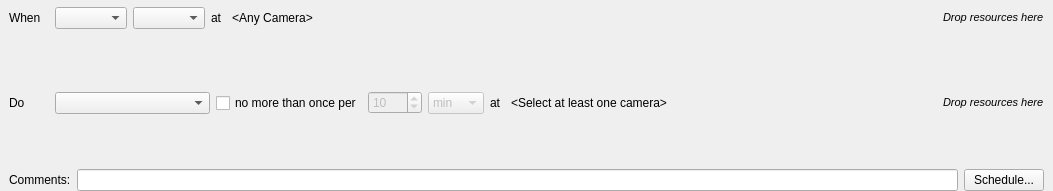
The window that client/src/ui/widgets/business/business_rule_widget.ui (networkoptix/nx_open) describes before a commit, drawn with Qt 5.
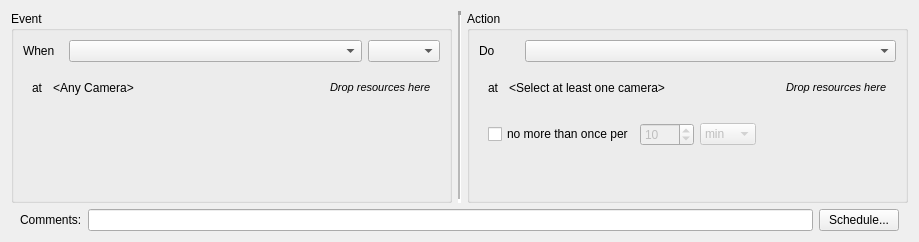
The same window after the commit.

Commit message:
Business rules dialog: redesigned advanced view
<==== Mercurial data ====>
Branch: master

```diff
--- a/client/src/ui/widgets/business/business_rule_widget.ui
+++ b/client/src/ui/widgets/business/business_rule_widget.ui
@@ -6,8 +6,8 @@
    <rect>
     <x>0</x>
     <y>0</y>
-    <width>1053</width>
-    <height>191</height>
+    <width>919</width>
+    <height>240</height>
    </rect>
   </property>
   <property name="acceptDrops">
@@ -16,28 +16,23 @@
   <property name="windowTitle">
    <string>Form</string>
   </property>
+  <layout class="QVBoxLayout" name="verticalLayout_3">
+   <item>
+    <layout class="QHBoxLayout" name="horizontalLayout_7" stretch="1,0,1">
+     <item>
+      <widget class="QGroupBox" name="eventDefinitionGroupBox">
+       <property name="acceptDrops">
+        <bool>true</bool>
+       </property>
+       <property name="title">
+        <string>Event</string>
+       </property>
   <layout class="QVBoxLayout" name="verticalLayout">
-   <property name="margin">
-    <number>0</number>
+        <property name="spacing">
+         <number>6</number>
    </property>
    <item>
-    <widget class="QFrame" name="eventDefinitionFrame">
-     <property name="minimumSize">
-      <size>
-       <width>0</width>
-       <height>30</height>
-      </size>
-     </property>
-     <property name="acceptDrops">
-      <bool>true</bool>
-     </property>
-     <layout class="QHBoxLayout" name="eventDefinitionLayout">
-      <property name="topMargin">
-       <number>0</number>
-      </property>
-      <property name="bottomMargin">
-       <number>0</number>
-      </property>
+         <layout class="QHBoxLayout" name="horizontalLayout_3" stretch="0,1,0">
       <item>
        <widget class="QLabel" name="eventDoLabel">
         <property name="minimumSize">
@@ -52,11 +47,7 @@
        </widget>
       </item>
       <item>
-       <widget class="QComboBox" name="eventTypeComboBox">
-        <property name="sizeAdjustPolicy">
-         <enum>QComboBox::AdjustToContents</enum>
-        </property>
-       </widget>
+           <widget class="QComboBox" name="eventTypeComboBox"/>
       </item>
       <item>
        <widget class="QComboBox" name="eventStatesComboBox">
@@ -68,6 +59,11 @@
         </property>
        </widget>
       </item>
+         </layout>
+        </item>
+        <item>
+         <widget class="QFrame" name="eventResourcesFrame">
+          <layout class="QHBoxLayout" name="eventResourceLayout">
       <item>
        <widget class="QLabel" name="eventAtLabel">
         <property name="acceptDrops">
@@ -89,7 +85,7 @@
        </widget>
       </item>
       <item>
-       <spacer name="eventSpacer">
+            <spacer name="horizontalSpacer">
         <property name="orientation">
          <enum>Qt::Horizontal</enum>
         </property>
@@ -136,23 +132,48 @@
     </widget>
    </item>
    <item>
-    <widget class="QFrame" name="actionDefinitionFrame">
-     <property name="minimumSize">
+         <spacer name="verticalSpacer">
+          <property name="orientation">
+           <enum>Qt::Vertical</enum>
+          </property>
+          <property name="sizeHint" stdset="0">
       <size>
-       <width>0</width>
-       <height>30</height>
-      </size>
-     </property>
+            <width>20</width>
+            <height>40</height>
+           </size>
+          </property>
+         </spacer>
+        </item>
+       </layout>
+      </widget>
+     </item>
+     <item>
+      <widget class="Line" name="line">
+       <property name="lineWidth">
+        <number>4</number>
+       </property>
+       <property name="midLineWidth">
+        <number>2</number>
+       </property>
+       <property name="orientation">
+        <enum>Qt::Vertical</enum>
+       </property>
+      </widget>
+     </item>
+     <item>
+      <widget class="QGroupBox" name="actionDefinitionGroupBox">
      <property name="acceptDrops">
       <bool>true</bool>
      </property>
-     <layout class="QHBoxLayout" name="actionTypeLayout">
-      <property name="topMargin">
-       <number>0</number>
-      </property>
-      <property name="bottomMargin">
-       <number>0</number>
-      </property>
+       <property name="title">
+        <string>Action</string>
+       </property>
+       <layout class="QVBoxLayout" name="verticalLayout_2">
+        <property name="spacing">
+         <number>6</number>
+        </property>
+        <item>
+         <layout class="QHBoxLayout" name="horizontalLayout_4" stretch="0,1">
       <item>
        <widget class="QLabel" name="actionDoLabel">
         <property name="minimumSize">
@@ -174,11 +195,56 @@
           <height>0</height>
          </size>
         </property>
-        <property name="sizeAdjustPolicy">
-         <enum>QComboBox::AdjustToContents</enum>
+           </widget>
+          </item>
+         </layout>
+        </item>
+        <item>
+         <widget class="QFrame" name="actionResourcesFrame">
+          <layout class="QHBoxLayout" name="actionResourceLayout">
+           <item>
+            <widget class="QLabel" name="actionAtLabel">
+             <property name="text">
+              <string>at</string>
         </property>
        </widget>
       </item>
+           <item>
+            <widget class="QPushButton" name="actionResourcesHolder">
+             <property name="text">
+              <string>&lt;Select at least one camera&gt;</string>
+             </property>
+             <property name="flat">
+              <bool>true</bool>
+             </property>
+            </widget>
+           </item>
+           <item>
+            <spacer name="actionSpacer">
+             <property name="orientation">
+              <enum>Qt::Horizontal</enum>
+             </property>
+             <property name="sizeHint" stdset="0">
+              <size>
+               <width>40</width>
+               <height>20</height>
+              </size>
+             </property>
+            </spacer>
+           </item>
+           <item>
+            <widget class="QLabel" name="actionDropLabel">
+             <property name="text">
+              <string>&lt;html&gt;&lt;head/&gt;&lt;body&gt;&lt;p&gt;&lt;span style=&quot; font-size:8pt; font-style:italic;&quot;&gt;Drop resources here&lt;/span&gt;&lt;/p&gt;&lt;/body&gt;&lt;/html&gt;</string>
+             </property>
+            </widget>
+           </item>
+          </layout>
+         </widget>
+        </item>
+        <item>
+         <widget class="QFrame" name="actionAggregationFrame">
+          <layout class="QHBoxLayout" name="actionAggregationLayout">
       <item>
        <widget class="QCheckBox" name="aggregationCheckBox">
         <property name="text">
@@ -233,24 +299,7 @@
        </widget>
       </item>
       <item>
-       <widget class="QLabel" name="actionAtLabel">
-        <property name="text">
-         <string>at</string>
-        </property>
-       </widget>
-      </item>
-      <item>
-       <widget class="QPushButton" name="actionResourcesHolder">
-        <property name="text">
-         <string>&lt;Select at least one camera&gt;</string>
-        </property>
-        <property name="flat">
-         <bool>true</bool>
-        </property>
-       </widget>
-      </item>
-      <item>
-       <spacer name="actionSpacer">
+            <spacer name="horizontalSpacer_2">
         <property name="orientation">
          <enum>Qt::Horizontal</enum>
         </property>
@@ -262,13 +311,6 @@
         </property>
        </spacer>
       </item>
-      <item>
-       <widget class="QLabel" name="actionDropLabel">
-        <property name="text">
-         <string>&lt;html&gt;&lt;head/&gt;&lt;body&gt;&lt;p&gt;&lt;span style=&quot; font-size:8pt; font-style:italic;&quot;&gt;Drop resources here&lt;/span&gt;&lt;/p&gt;&lt;/body&gt;&lt;/html&gt;</string>
-        </property>
-       </widget>
-      </item>
      </layout>
     </widget>
    </item>
@@ -300,7 +342,25 @@
     </widget>
    </item>
    <item>
-    <layout class="QHBoxLayout" name="horizontalLayout">
+         <spacer name="verticalSpacer_2">
+          <property name="orientation">
+           <enum>Qt::Vertical</enum>
+          </property>
+          <property name="sizeHint" stdset="0">
+           <size>
+            <width>20</width>
+            <height>40</height>
+           </size>
+          </property>
+         </spacer>
+        </item>
+       </layout>
+      </widget>
+     </item>
+    </layout>
+   </item>
+   <item>
+    <layout class="QHBoxLayout" name="horizontalLayout" stretch="0,0,0">
      <property name="leftMargin">
       <number>9</number>
      </property>
```
Lines whose indentation alone changed are shown as unchanged. The commit also changes 3 other files.
